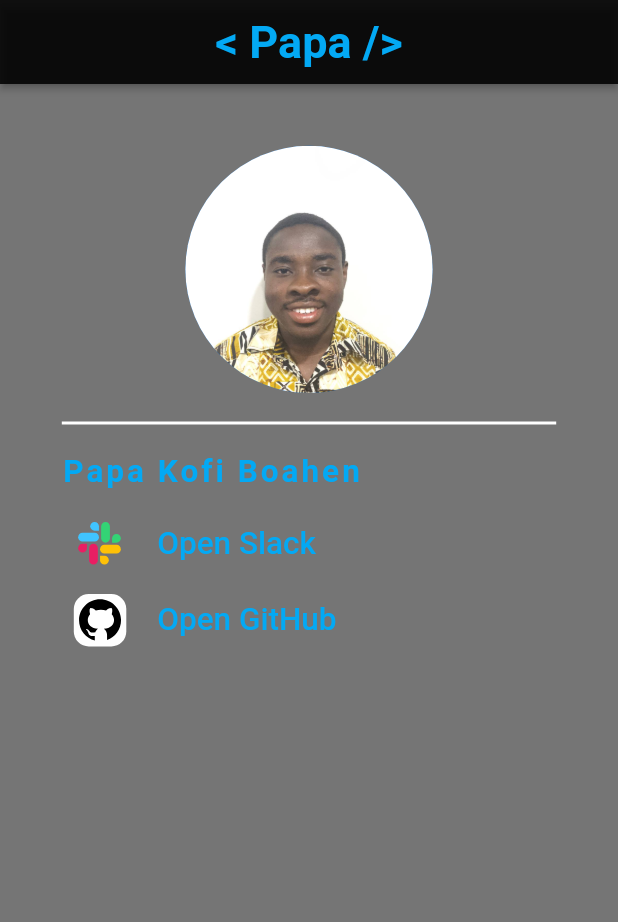
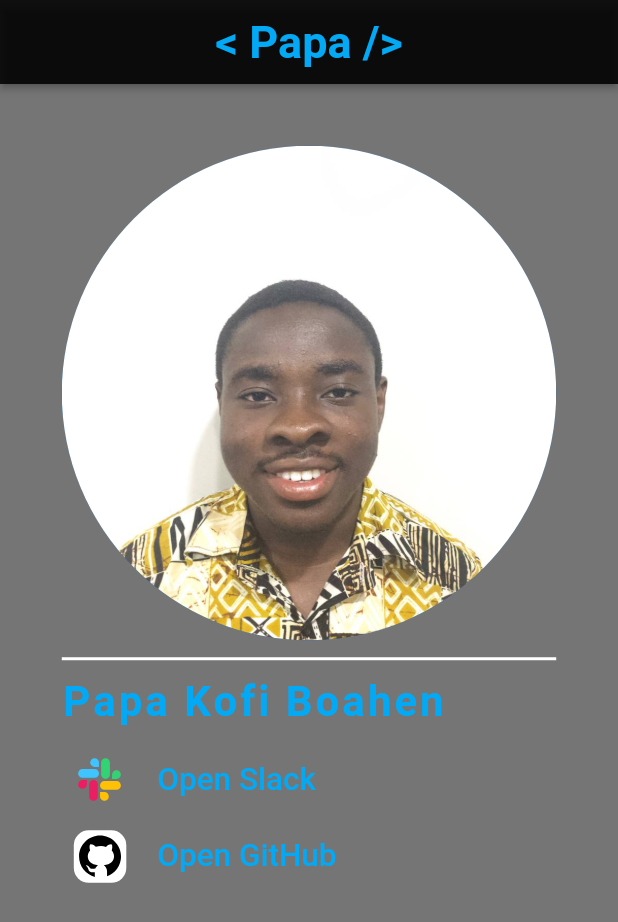
Before and after one commit to Boahen123/personal_details, a Flutter app: the screen it shows after launch, on a phone screen of 412 x 824 dp. Shown: the top 922 px of the screen. Run offline on Flutter 3.47's test engine with Material 2 defaults, Android fonts, the phone set to English and light mode, and no system bars; our stand-ins replace device_preview, flutter_svg, logger.

Commit message:
added screenshots and updated README file

```diff
--- a/lib/screens/home.dart
+++ b/lib/screens/home.dart
@@ -1,3 +1,4 @@
+import 'package:device_preview/device_preview.dart';
 import 'package:flutter/material.dart';
 import 'package:flutter_svg/flutter_svg.dart';
 import 'package:personal_info/service/launcher.dart';
@@ -17,7 +18,7 @@ List<Widget> columnChildren = [
   ),
   const Text(
     'Papa Kofi Boahen',
-    textScaleFactor: 1.5,
+    textScaleFactor: 2,
     style: TextStyle(
       color: Colors.lightBlue,
       letterSpacing: 2.0,
@@ -41,6 +42,9 @@ class _IDcardState extends State<IDcard> {
   Widget build(BuildContext context) {
     final Size size = MediaQuery.of(context).size;
     return MaterialApp(
+      initialRoute: '/',
+      locale: DevicePreview.locale(context),
+      builder: DevicePreview.appBuilder,
       debugShowCheckedModeBanner: false,
       home: Scaffold(
         backgroundColor: Colors.black54,
@@ -52,6 +56,7 @@ class _IDcardState extends State<IDcard> {
         ),
         floatingActionButtonLocation: FloatingActionButtonLocation.centerDocked,
         body: SafeArea(
+          child: SingleChildScrollView(
             child: Container(
               padding: EdgeInsets.all(size.width * 0.1),
               child: Column(
@@ -59,11 +64,34 @@ class _IDcardState extends State<IDcard> {
                   children: <Widget>[
                     Center(
                       child: CircleAvatar(
-                      backgroundImage: const AssetImage('assets/papakofi.jpg'),
-                      radius: size.height * 0.1,
+                        backgroundImage:
+                            const AssetImage('assets/papakofi.jpg'),
+                        radius: size.height * 0.2,
                       ),
                     ),
-                  ...columnChildren,
+                    SizedBox(
+                      height: size.height * 0.01,
+                    ),
+                    Divider(
+                      height: size.height * 0.01,
+                      thickness: 2.0,
+                      color: Colors.white,
+                    ),
+                    SizedBox(
+                      height: size.height * 0.01,
+                    ),
+                    const Text(
+                      'Papa Kofi Boahen',
+                      textScaleFactor: 2,
+                      style: TextStyle(
+                        color: Colors.lightBlue,
+                        letterSpacing: 2.0,
+                        fontWeight: FontWeight.bold,
+                      ),
+                    ),
+                    const SizedBox(
+                      height: 10.0,
+                    ),
                     Row(children: <Widget>[
                       TextButton(
                           onPressed: () async {
@@ -117,6 +145,7 @@ class _IDcardState extends State<IDcard> {
             ),
           ),
         ),
+      ),
     );
   }
 }
--- a/pubspec.yaml
+++ b/pubspec.yaml
@@ -31,6 +31,7 @@ dependencies:
   url_launcher: ^6.1.11
   flutter_svg: ^2.0.7
   logger: ^1.4.0
+  device_preview: ^1.1.0
   flutter:
     sdk: flutter
 
@@ -62,6 +63,7 @@ flutter:
   # To add assets to your application, add an assets section, like this:
   assets:
     - assets/
+    - assets/screenshots
   #   - images/a_dot_ham.jpeg
 
   # An image asset can refer to one or more resolution-specific "variants", see
```
Also changed, not shown: lib/main.dart (+10 -10 lines), pubspec.lock, 6 other files. Lines whose indentation alone changed are shown as unchanged.
